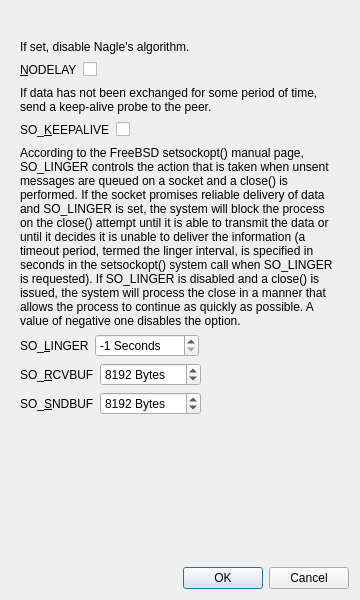
First picture: the form in branches/trunk/GoldBug-UI/spot-on-socket-options.ui, repository textbrowser/spot-on, before the edit.
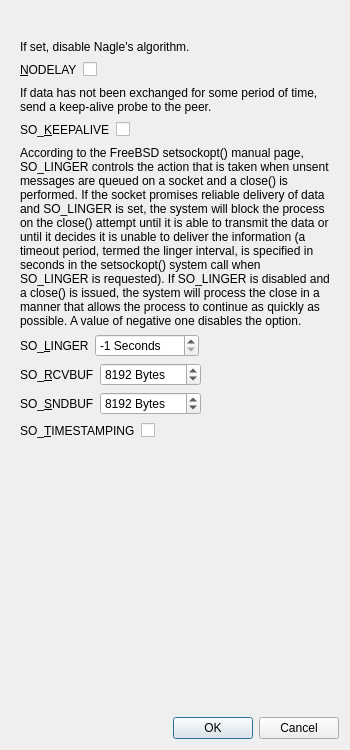
Second picture: the form after the edit. Icons and pictures are not drawn.

Patch:
```diff
--- a/branches/trunk/GoldBug-UI/spot-on-socket-options.ui
+++ b/branches/trunk/GoldBug-UI/spot-on-socket-options.ui
@@ -6,8 +6,8 @@
    <rect>
     <x>0</x>
     <y>0</y>
-    <width>360</width>
-    <height>600</height>
+    <width>350</width>
+    <height>750</height>
    </rect>
   </property>
   <property name="windowIcon">
@@ -38,8 +38,8 @@
        <rect>
         <x>0</x>
         <y>0</y>
-        <width>342</width>
-        <height>527</height>
+        <width>312</width>
+        <height>680</height>
        </rect>
       </property>
       <layout class="QVBoxLayout" name="verticalLayout_2">
@@ -267,6 +267,40 @@
          </item>
         </layout>
        </item>
+       <item>
+        <layout class="QHBoxLayout" name="horizontalLayout_6">
+         <item>
+          <widget class="QLabel" name="label_9">
+           <property name="text">
+            <string>SO_&amp;TIMESTAMPING</string>
+           </property>
+           <property name="buddy">
+            <cstring>so_keepalive</cstring>
+           </property>
+          </widget>
+         </item>
+         <item>
+          <widget class="QCheckBox" name="so_timestamping">
+           <property name="text">
+            <string/>
+           </property>
+          </widget>
+         </item>
+         <item>
+          <spacer name="horizontalSpacer_6">
+           <property name="orientation">
+            <enum>Qt::Horizontal</enum>
+           </property>
+           <property name="sizeHint" stdset="0">
+            <size>
+             <width>40</width>
+             <height>20</height>
+            </size>
+           </property>
+          </spacer>
+         </item>
+        </layout>
+       </item>
        <item>
         <spacer name="verticalSpacer">
          <property name="orientation">
```
Left out of the diff: 2 changed lines with no effect on the pictures.
